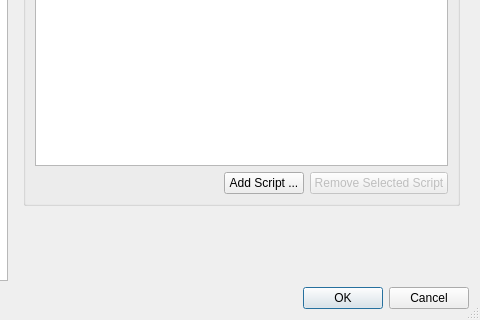
Old version of the form src/gui/dialogs/configdialog.ui in the repository saschpe/masonry; both pictures show x 131 to 611 and y 149 to 469 of the 611 by 469 pixel window.
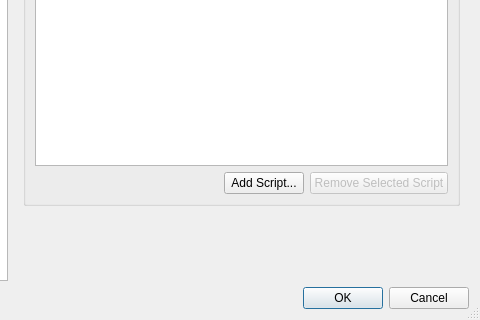
New version of the form.

Commit message: Fixed a string in ConfigDialog and updated translation files.

The edit to the form file:
```diff
--- a/src/gui/dialogs/configdialog.ui
+++ b/src/gui/dialogs/configdialog.ui
@@ -175,7 +175,7 @@
 &lt;p style=&quot; margin-top:0px; margin-bottom:0px; margin-left:0px; margin-right:0px; -qt-block-indent:0; text-indent:0px;&quot;&gt;&lt;span style=&quot; font-style:italic;&quot;&gt;    end&lt;/span&gt;&lt;/p&gt;&lt;/body&gt;&lt;/html&gt;</string>
             </property>
             <property name="text">
-             <string>Add Script ...</string>
+             <string>Add Script...</string>
             </property>
            </widget>
           </item>
```
The commit also changes 2 other files.
